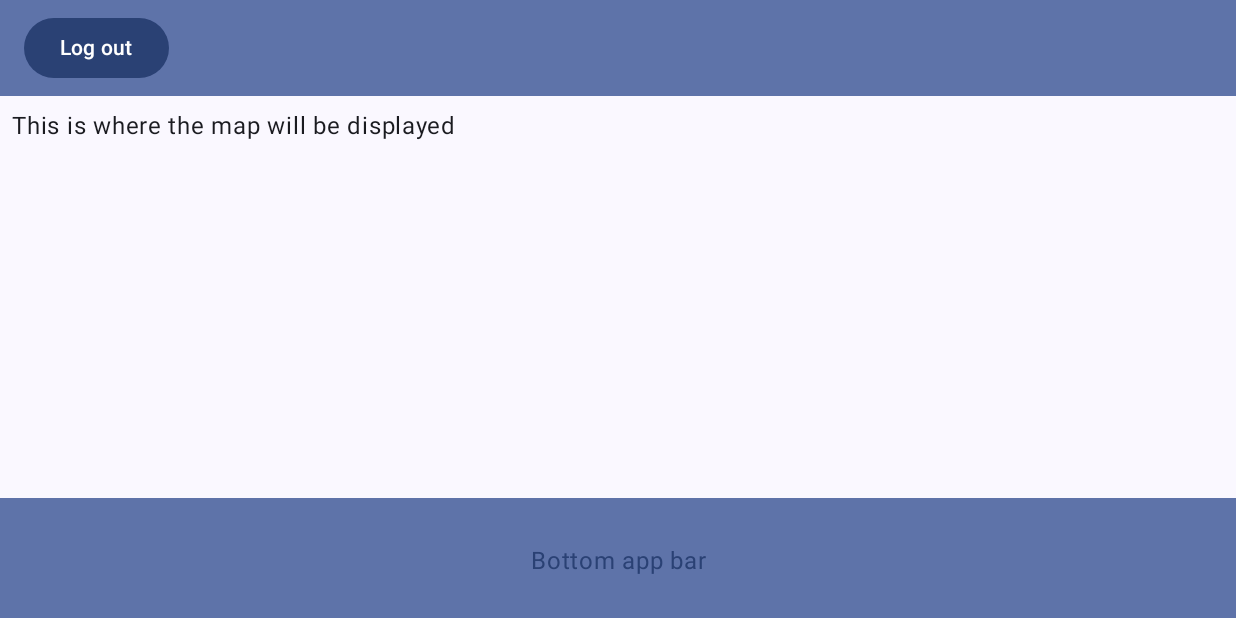
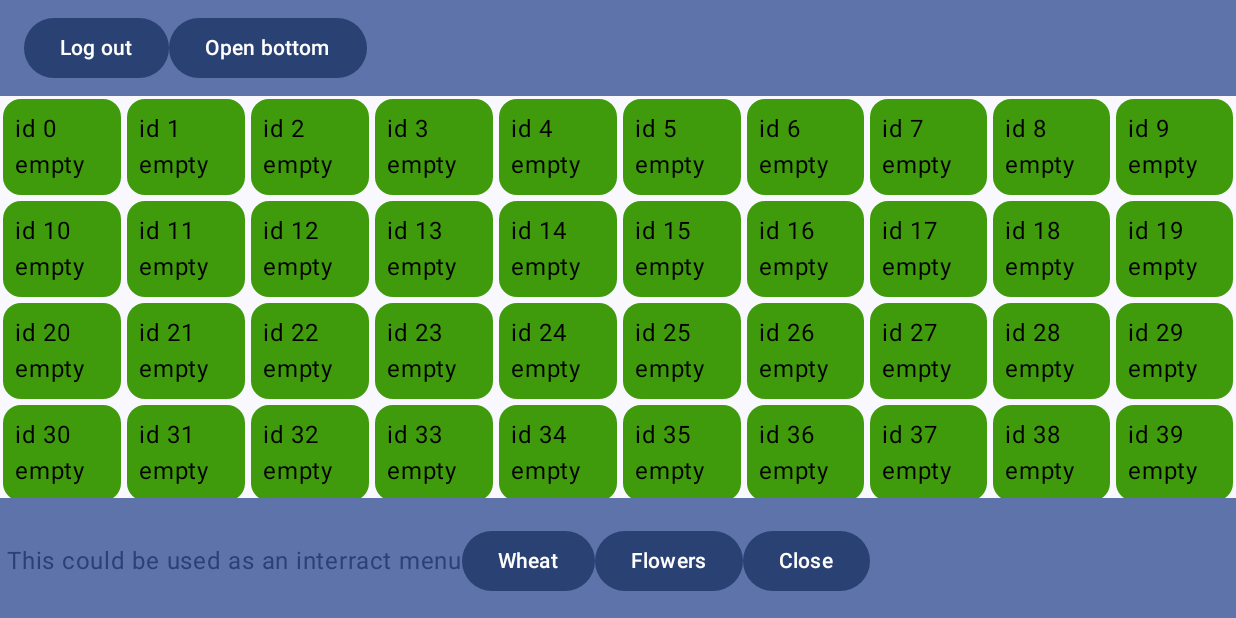
Before and after one commit to bferi2001/FarmGameAndroid, an Android app built with Jetpack Compose: the MapScreen screen opened through its navigation route, on a phone screen of 824 x 412 dp (held sideways). Run offline under Robolectric (Android 15) with nearby library versions, the phone set to English and light mode, and no system bars.

Commit message:
Basic grid and "Planting"

```diff
--- /dev/null
+++ b/FarmGameFrontend/app/src/main/java/hu/bme/aut/szoftarch/farmgame/data/Farm.kt
@@ -0,0 +1,25 @@
+package hu.bme.aut.szoftarch.farmgame.data
+
+class Farm (
+    val columns: Int,
+    val rows: Int,
+){
+    val lands: MutableList<Land>
+
+    init{
+        val length = columns*rows
+        lands = MutableList(length){ Land(it, it,"empty")}
+    }
+
+    fun GetLand(position: Int): Land{
+        return lands.get(position)
+    }
+
+    fun AddLand(land: Land){
+        if (land.position >= lands.size){
+            throw Exception("Land position out of range")
+        }
+        lands.set(land.position, land)
+    }
+
+}
--- /dev/null
+++ b/FarmGameFrontend/app/src/main/java/hu/bme/aut/szoftarch/farmgame/data/Land.kt
@@ -0,0 +1,7 @@
+package hu.bme.aut.szoftarch.farmgame.data
+
+data class Land(
+    val id: Int,
+    val position: Int,
+    var content: String
+)
--- a/FarmGameFrontend/app/src/main/java/hu/bme/aut/szoftarch/farmgame/feature/map/MapScreen.kt
+++ b/FarmGameFrontend/app/src/main/java/hu/bme/aut/szoftarch/farmgame/feature/map/MapScreen.kt
@@ -1,37 +1,79 @@
 package hu.bme.aut.szoftarch.farmgame.feature.map
 
-import android.content.pm.ActivityInfo
+import androidx.compose.animation.AnimatedVisibility
+import androidx.compose.foundation.background
 import androidx.compose.foundation.layout.Arrangement
 import androidx.compose.foundation.layout.Column
+import androidx.compose.foundation.layout.PaddingValues
+import androidx.compose.foundation.layout.Row
 import androidx.compose.foundation.layout.fillMaxWidth
+import androidx.compose.foundation.layout.height
 import androidx.compose.foundation.layout.padding
-import androidx.compose.material.icons.Icons
-import androidx.compose.material.icons.filled.Add
+import androidx.compose.foundation.lazy.grid.GridCells
+import androidx.compose.foundation.lazy.grid.LazyVerticalGrid
+import androidx.compose.foundation.lazy.grid.items
 import androidx.compose.material3.BottomAppBar
 import androidx.compose.material3.Button
+import androidx.compose.material3.Card
+import androidx.compose.material3.CardColors
 import androidx.compose.material3.ExperimentalMaterial3Api
-import androidx.compose.material3.FloatingActionButton
-import androidx.compose.material3.Icon
 import androidx.compose.material3.MaterialTheme
 import androidx.compose.material3.Scaffold
 import androidx.compose.material3.Text
 import androidx.compose.material3.TopAppBar
 import androidx.compose.material3.TopAppBarDefaults.topAppBarColors
 import androidx.compose.runtime.Composable
+import androidx.compose.runtime.LaunchedEffect
+import androidx.compose.runtime.currentRecomposeScope
 import androidx.compose.runtime.getValue
-import androidx.compose.runtime.mutableIntStateOf
+import androidx.compose.runtime.mutableStateOf
 import androidx.compose.runtime.remember
+import androidx.compose.runtime.rememberCoroutineScope
 import androidx.compose.runtime.setValue
+import androidx.compose.ui.Alignment
 import androidx.compose.ui.Modifier
-import androidx.compose.ui.platform.LocalContext
+import androidx.compose.ui.graphics.Color
 import androidx.compose.ui.text.style.TextAlign
 import androidx.compose.ui.unit.dp
+import hu.bme.aut.szoftarch.farmgame.data.Farm
+import hu.bme.aut.szoftarch.farmgame.data.Land
+import hu.bme.aut.szoftarch.farmgame.view.FarmViewHelper
+import kotlinx.coroutines.delay
+import kotlinx.coroutines.launch
 
 @OptIn(ExperimentalMaterial3Api::class)
 @Composable
 fun MapScreen( onToMapDebug: () -> Unit,
-    //viewModel: MapViewModel = viewModel(factory = MapViewModel.Factory)
 ) {
+    var showBottomBar by remember { mutableStateOf(true)}
+    var cancelCloseAction by remember { mutableStateOf(false)}
+    val coroutineScope = rememberCoroutineScope()
+    val scope = currentRecomposeScope
+
+    val viewModel = MapViewModel()
+
+    val columns= 10
+    val rows= 10
+
+    val farm = remember {Farm(columns,rows)}
+
+    LaunchedEffect(Unit) {
+        farm.AddLand(Land(0,4,"wheat"))
+        farm.AddLand(Land(0,7,"cows"))
+        farm.AddLand(Land(0,3,"flowers"))
+        farm.AddLand(Land(0,34,"flowers"))
+
+        coroutineScope.launch {
+
+
+            delay(5000)
+            if (!cancelCloseAction){
+                showBottomBar = false
+            }
+            cancelCloseAction = false
+        }
+    }
+
     Scaffold(
     topBar = {
         TopAppBar(
@@ -40,54 +82,107 @@ fun MapScreen( onToMapDebug: () -> Unit,
                 titleContentColor = MaterialTheme.colorScheme.primary,
             ),
             title = {
+                Row(verticalAlignment = Alignment.CenterVertically) {
                     Button(
                         onClick = onToMapDebug
                     ) {
                         Text(text = "Log out")
                     }
+                    Button(
+                        onClick = {coroutineScope.launch {
+                            showBottomBar = true
+                            delay(5000)
+                            if (!cancelCloseAction){
+                                showBottomBar = false
+                            }
+                            cancelCloseAction = false
+                        }
+                        }
+                    ) {
+                        Text(text = "Open bottom")
+                    }
+                }
             }
         )
     },
     bottomBar = {
+        AnimatedVisibility(visible = showBottomBar) {
             BottomAppBar(
                 containerColor = MaterialTheme.colorScheme.primaryContainer,
                 contentColor = MaterialTheme.colorScheme.primary,
             ) {
+                Row(
+                    verticalAlignment = Alignment.CenterVertically,
+                    horizontalArrangement = Arrangement.Center
+                ){
                     Text(
-                    modifier = Modifier
-                        .fillMaxWidth(),
                         textAlign = TextAlign.Center,
-                    text = "Bottom app bar",
+                        text = "This could be used as an interract menu",
                     )
+                    Button(onClick =
+                    {
+                        viewModel.selectedLand?.content = "wheat"
+                        scope.invalidate()
+                    }){
+                        Text(text = "Wheat")
+                    }
+                    Button(onClick = {
+                        viewModel.selectedLand?.content = "flowers"
+                        scope.invalidate()
+                    }){
+                        Text(text = "Flowers")
+                    }
+                    Button(
+                        onClick = {
+                            showBottomBar = false
+                            cancelCloseAction = true
+                        }
+                    ){
+                        Text(text = "Close")
+                    }
+                }
+            }
         }
     },
     ) { innerPadding ->
-        Column(
-            modifier = Modifier
-                .padding(innerPadding),
-            verticalArrangement = Arrangement.spacedBy(16.dp),
-        ) {
-            Text(
-                modifier = Modifier.padding(8.dp),
-                text =
-                """
-                    This is where the map will be displayed
-                """.trimIndent(),
-            )
+        LandGrid(farm = farm, Modifier.padding(innerPadding), viewModel)
     }
 }
-    /*
-    Text(
-        text = "Farm Game",
-        //modifier = modifier
-    )
-    Text(
-        text = "\nMap Screen",
-        //modifier = modifier
-    )*/
-    /*Button(
-        onClick = onToMapDebug
+
+@Composable
+fun LandGrid(farm: Farm, modifier: Modifier, viewModel: MapViewModel) {
+    LazyVerticalGrid(
+        columns = GridCells.Fixed(farm.columns),
+        modifier = modifier.height(400.dp)
     ) {
-        Text(text = "pályára")
-    }*/
+        items(farm.lands) { land ->
+            LandItem(land, viewModel)
         }
+    }
+}
+
+@Composable
+fun LandItem(land: Land, viewModel: MapViewModel) {
+    val farmViewHelper = FarmViewHelper()
+    Card(
+        colors = CardColors(
+            containerColor = farmViewHelper.GetLandColor(land),
+            contentColor = Color.Black,
+            disabledContentColor = Color.Gray,
+            disabledContainerColor = Color.Gray),
+        modifier = Modifier
+            .padding(2.dp)
+            .fillMaxWidth(),
+        onClick = {
+            viewModel.selectedLand = land
+
+        }
+    ) {
+        Column(
+            modifier = Modifier.padding(8.dp)
+        ) {
+            Text(text = "id "  +land.id)
+            Text(text = land.content)
+        }
+    }
+}
--- a/FarmGameFrontend/app/src/main/java/hu/bme/aut/szoftarch/farmgame/feature/map/MapViewModel.kt
+++ b/FarmGameFrontend/app/src/main/java/hu/bme/aut/szoftarch/farmgame/feature/map/MapViewModel.kt
@@ -1,9 +1,14 @@
 package hu.bme.aut.szoftarch.farmgame.feature.map
 
+import androidx.compose.runtime.getValue
+import androidx.compose.runtime.mutableStateOf
+import androidx.compose.runtime.remember
+import androidx.compose.runtime.setValue
 import androidx.lifecycle.ViewModel
+import hu.bme.aut.szoftarch.farmgame.data.Land
 
 class MapViewModel constructor(
 ): ViewModel()
 {
-
+    var selectedLand by mutableStateOf<Land?>(null)
 }
--- /dev/null
+++ b/FarmGameFrontend/app/src/main/java/hu/bme/aut/szoftarch/farmgame/view/FarmViewHelper.kt
@@ -0,0 +1,16 @@
+package hu.bme.aut.szoftarch.farmgame.view
+
+import androidx.compose.ui.graphics.Color
+import hu.bme.aut.szoftarch.farmgame.data.Land
+
+class FarmViewHelper {
+    fun GetLandColor(land: Land): Color {
+        return when (land.content){
+            "wheat" -> Color(0xFFF8B423)
+            "cows" -> Color(0xFF964B00)
+            "flowers" -> Color(0xFF7F00FF)
+            "empty" -> Color(0xFF3f9b0b)
+            else -> Color.Gray
+        }
+    }
+}
```
Lines whose indentation alone changed are shown as unchanged.
